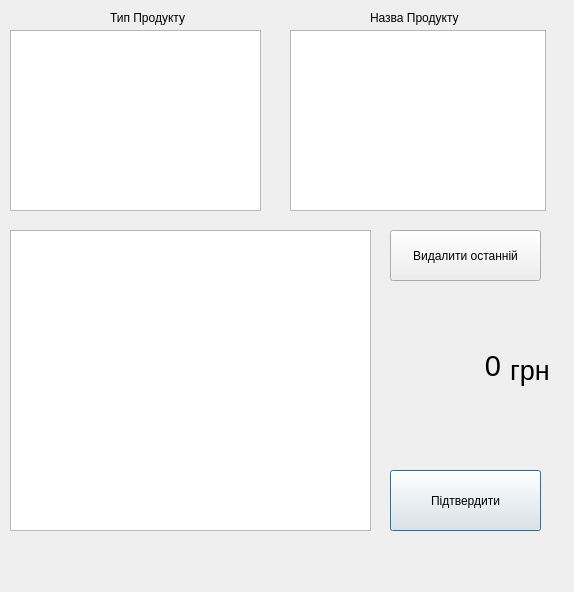
fedaktaras/Chocolat, file new_sell.ui: the form before one commit.
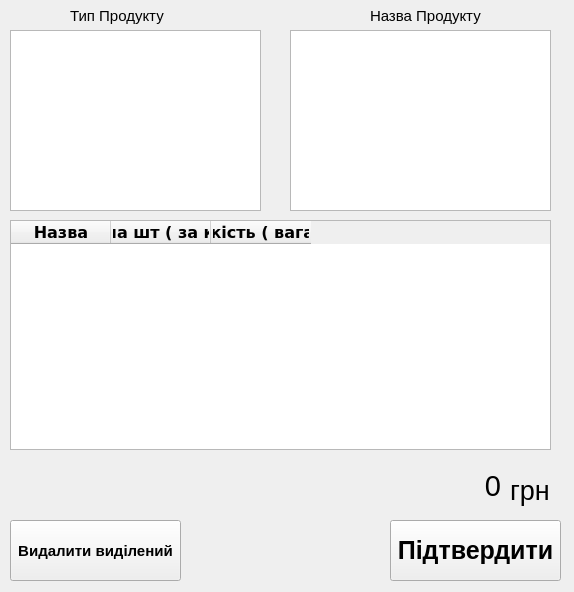
The form after the commit.

Commit message: Hope final variant of new_sell.cpp

What changed in the file:
```diff
--- a/new_sell.ui
+++ b/new_sell.ui
@@ -13,8 +13,19 @@
     <height>592</height>
    </rect>
   </property>
+  <property name="minimumSize">
+   <size>
+    <width>574</width>
+    <height>592</height>
+   </size>
+  </property>
+  <property name="font">
+   <font>
+    <pointsize>8</pointsize>
+   </font>
+  </property>
   <property name="focusPolicy">
-   <enum>Qt::TabFocus</enum>
+   <enum>Qt::NoFocus</enum>
   </property>
   <property name="windowTitle">
    <string>Dialog</string>
@@ -23,13 +34,21 @@
    <property name="geometry">
     <rect>
      <x>390</x>
-     <y>470</y>
-     <width>151</width>
+     <y>520</y>
+     <width>171</width>
      <height>61</height>
     </rect>
    </property>
+   <property name="font">
+    <font>
+     <family>Arial</family>
+     <pointsize>19</pointsize>
+     <weight>75</weight>
+     <bold>true</bold>
+    </font>
+   </property>
    <property name="focusPolicy">
-    <enum>Qt::ClickFocus</enum>
+    <enum>Qt::NoFocus</enum>
    </property>
    <property name="text">
     <string>Підтвердити</string>
@@ -39,17 +58,43 @@
    <property name="geometry">
     <rect>
      <x>10</x>
-     <y>230</y>
-     <width>361</width>
-     <height>301</height>
+     <y>220</y>
+     <width>541</width>
+     <height>230</height>
     </rect>
    </property>
+   <property name="font">
+    <font>
+     <family>Verdana</family>
+     <pointsize>12</pointsize>
+     <weight>75</weight>
+     <bold>true</bold>
+    </font>
+   </property>
    <property name="focusPolicy">
     <enum>Qt::ClickFocus</enum>
    </property>
    <property name="contextMenuPolicy">
     <enum>Qt::DefaultContextMenu</enum>
    </property>
+   <property name="columnCount">
+    <number>3</number>
+   </property>
+   <column>
+    <property name="text">
+     <string>Назва</string>
+    </property>
+   </column>
+   <column>
+    <property name="text">
+     <string>Ціна шт ( за кг.)</string>
+    </property>
+   </column>
+   <column>
+    <property name="text">
+     <string>Кількість ( вага кг )</string>
+    </property>
+   </column>
   </widget>
   <widget class="QListView" name="listView">
    <property name="geometry">
@@ -60,26 +105,41 @@
      <height>181</height>
     </rect>
    </property>
+   <property name="font">
+    <font>
+     <pointsize>10</pointsize>
+    </font>
+   </property>
   </widget>
   <widget class="QListView" name="listView_2">
    <property name="geometry">
     <rect>
      <x>290</x>
      <y>30</y>
-     <width>256</width>
+     <width>261</width>
      <height>181</height>
     </rect>
    </property>
+   <property name="font">
+    <font>
+     <pointsize>10</pointsize>
+    </font>
+   </property>
   </widget>
   <widget class="QLabel" name="label">
    <property name="geometry">
     <rect>
-     <x>110</x>
-     <y>10</y>
-     <width>81</width>
-     <height>16</height>
+     <x>70</x>
+     <y>5</y>
+     <width>121</width>
+     <height>21</height>
     </rect>
    </property>
+   <property name="font">
+    <font>
+     <pointsize>11</pointsize>
+    </font>
+   </property>
    <property name="text">
     <string>Тип Продукту</string>
    </property>
@@ -88,11 +148,16 @@
    <property name="geometry">
     <rect>
      <x>370</x>
-     <y>10</y>
-     <width>91</width>
-     <height>16</height>
+     <y>6</y>
+     <width>111</width>
+     <height>20</height>
     </rect>
    </property>
+   <property name="font">
+    <font>
+     <pointsize>11</pointsize>
+    </font>
+   </property>
    <property name="text">
     <string>Назва Продукту</string>
    </property>
@@ -100,21 +165,32 @@
   <widget class="QPushButton" name="pushButton_2">
    <property name="geometry">
     <rect>
-     <x>390</x>
-     <y>230</y>
-     <width>151</width>
-     <height>51</height>
+     <x>10</x>
+     <y>520</y>
+     <width>171</width>
+     <height>61</height>
     </rect>
    </property>
+   <property name="font">
+    <font>
+     <family>Arial</family>
+     <pointsize>11</pointsize>
+     <weight>75</weight>
+     <bold>true</bold>
+    </font>
+   </property>
+   <property name="focusPolicy">
+    <enum>Qt::NoFocus</enum>
+   </property>
    <property name="text">
-    <string>Видалити останній</string>
+    <string>Видалити виділений</string>
    </property>
   </widget>
   <widget class="QLabel" name="label_3">
    <property name="geometry">
     <rect>
      <x>390</x>
-     <y>340</y>
+     <y>460</y>
      <width>111</width>
      <height>51</height>
     </rect>
@@ -140,7 +216,7 @@
    <property name="geometry">
     <rect>
      <x>510</x>
-     <y>350</y>
+     <y>470</y>
      <width>47</width>
      <height>41</height>
     </rect>
```
Left out of the diff: 2 changed lines with no effect on the pictures. The commit also changes 3 other files.
